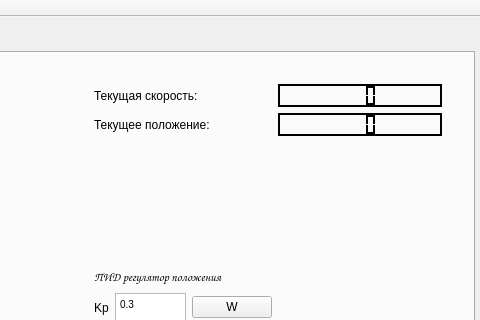
This is GUI/mainwindow.ui in bauman-robotics/BLDC-control_SM7 as Qt 5 draws it before an edit; both pictures show x 334 to 814 and y 0 to 320 of the 814 by 704 pixel window. The edited form follows.
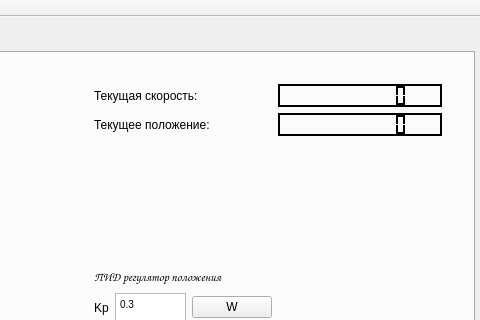
This is the edited form. Custom widgets are drawn as their Qt base class.

What changed in the file:
```diff
--- a/GUI/mainwindow.ui
+++ b/GUI/mainwindow.ui
@@ -964,7 +964,7 @@
              <bool>true</bool>
             </property>
             <property name="digitCount">
-             <number>3</number>
+             <number>8</number>
             </property>
            </widget>
           </item>
@@ -1389,7 +1389,7 @@
              <bool>true</bool>
             </property>
             <property name="digitCount">
-             <number>3</number>
+             <number>8</number>
             </property>
            </widget>
           </item>
```
